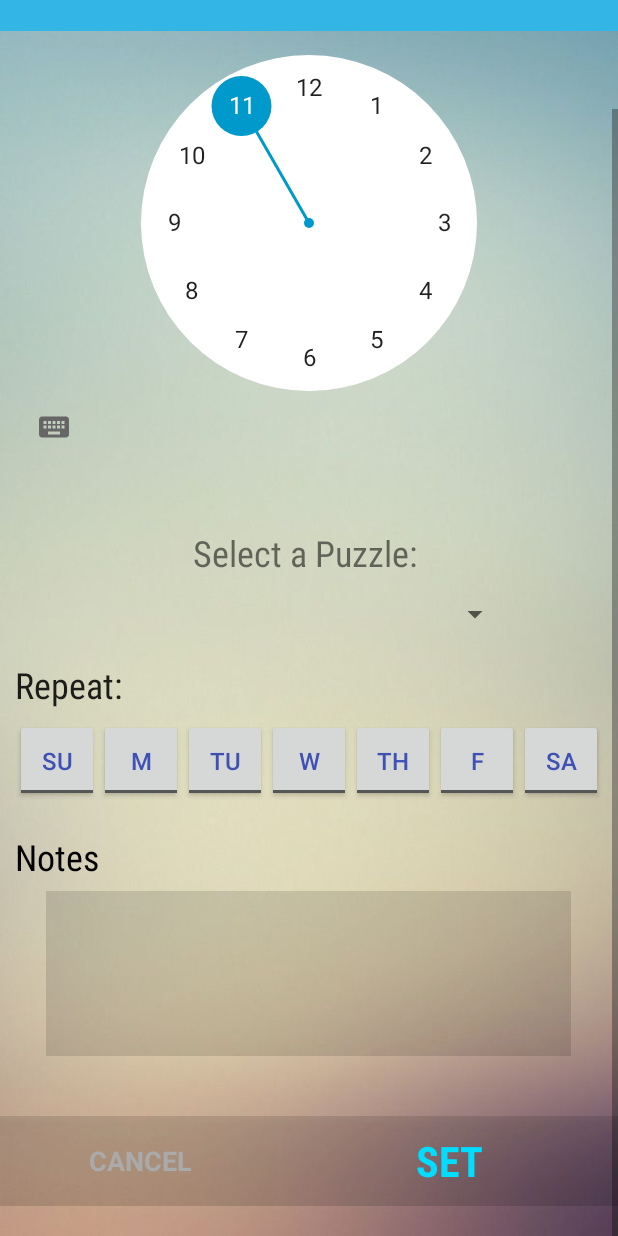
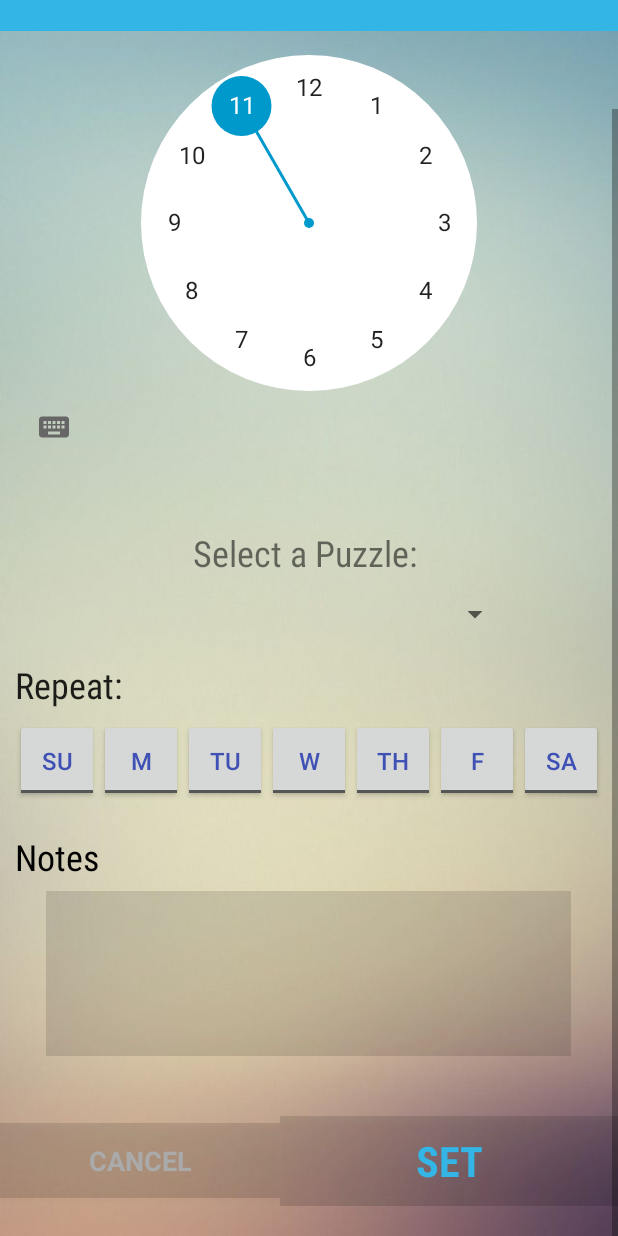
Before and after one commit to byan1197/StayWoke, an Android app: the layout alarmpopwindow.xml on its own in the app's theme, with its tools: preview values and no code run, scrolled down 79 dp, on a phone screen of 412 x 824 dp. Run offline under Robolectric (Android 15) with nearby library versions, the phone set to English and light mode, and no system bars.

Commit message:
last commit of the night

```diff
--- a/app/src/main/res/layout/alarmpopwindow.xml
+++ b/app/src/main/res/layout/alarmpopwindow.xml
@@ -204,7 +204,8 @@
                 <Button
                     android:id="@+id/exitBtn"
                     android:layout_width="wrap_content"
-                    android:layout_height="match_parent"
+                    android:layout_height="50dp"
+                    android:layout_gravity="center"
                     android:layout_weight="0.78"
                     android:background="?attr/colorControlHighlight"
                     android:fontFamily="sans-serif"
@@ -221,7 +222,7 @@
                     android:fontFamily="sans-serif-condensed"
                     android:text="Set"
                     android:textAlignment="center"
-                    android:textColor="@android:color/holo_blue_bright"
+                    android:textColor="@android:color/holo_blue_light"
                     android:textSize="28sp"
                     android:textStyle="bold" />
 
```
